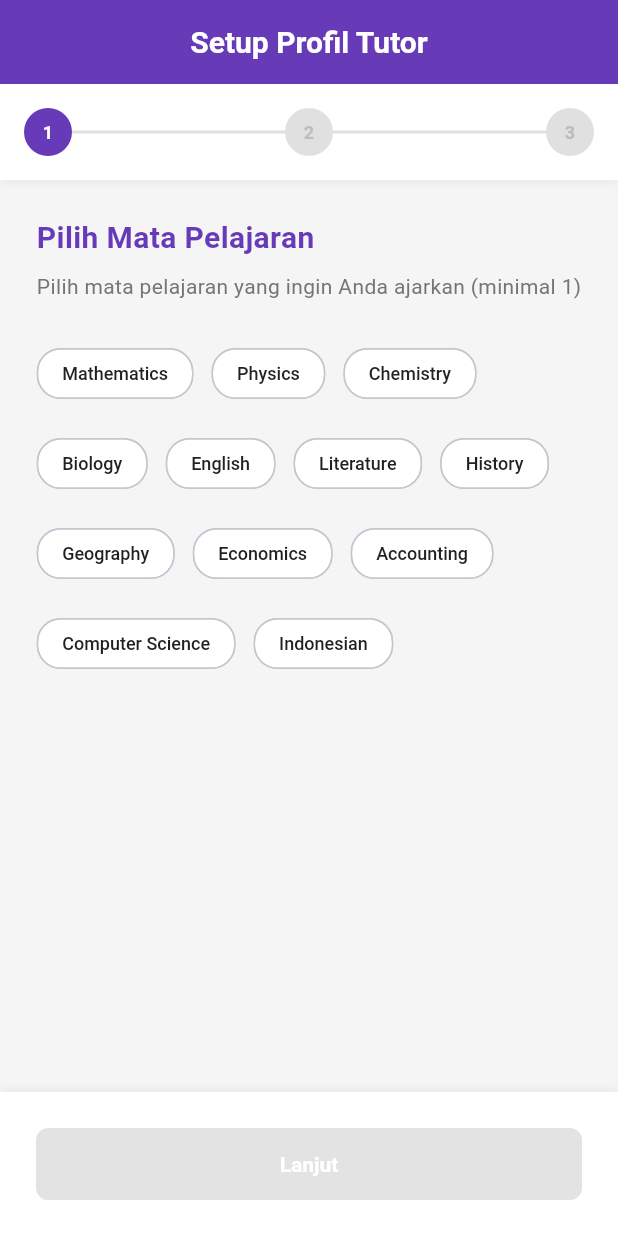
After one commit to Cogzzz/bimble_booking_app, a Flutter app: the TutorSetupPage screen opened directly, on a phone screen of 412 x 824 dp. The commit adds this screen. Run offline on Flutter 3.47's test engine with Material 3 defaults, Android fonts, the phone set to English and light mode, and no system bars; our stand-ins replace shared_preferences, supabase_flutter; accounts and stored records are empty; network calls fail.

Commit message:
tambahan page untuk tutor

```diff
--- /dev/null
+++ b/lib/pages/auth/tutor_setup_page.dart
@@ -0,0 +1,520 @@
+// pages/auth/tutor_setup_page.dart
+import 'package:flutter/material.dart';
+import 'package:provider/provider.dart';
+import '../../providers/auth_provider.dart';
+import '../../providers/tutor_provider.dart';
+import '../../core/theme.dart';
+import '../../core/constants.dart';
+import '../../core/validators.dart';
+import '../../widgets/common/custom_text_field.dart';
+import '../../widgets/common/custom_button.dart';
+import '../../widgets/common/loading_widget.dart';
+
+class TutorSetupPage extends StatefulWidget {
+  final VoidCallback? onSetupComplete; // Add this parameter
+
+  const TutorSetupPage({
+    Key? key,
+    this.onSetupComplete, // Add this parameter
+  }) : super(key: key);
+
+  @override
+  State<TutorSetupPage> createState() => _TutorSetupPageState();
+}
+
+class _TutorSetupPageState extends State<TutorSetupPage> {
+  final _formKey = GlobalKey<FormState>();
+  final _hourlyRateController = TextEditingController();
+  final _experienceController = TextEditingController();
+  final _bioController = TextEditingController();
+
+  List<String> _selectedSubjects = [];
+  bool _isLoading = false;
+  int _currentStep = 0;
+
+  @override
+  void dispose() {
+    _hourlyRateController.dispose();
+    _experienceController.dispose();
+    _bioController.dispose();
+    super.dispose();
+  }
+
+  void _nextStep() {
+    if (_currentStep < 2) {
+      setState(() {
+        _currentStep++;
+      });
+    } else {
+      _completeTutorSetup();
+    }
+  }
+
+  void _previousStep() {
+    if (_currentStep > 0) {
+      setState(() {
+        _currentStep--;
+      });
+    }
+  }
+
+  bool _canProceed() {
+    switch (_currentStep) {
+      case 0: // Subjects
+        return _selectedSubjects.isNotEmpty;
+      case 1: // Experience and Rate
+        return _experienceController.text.isNotEmpty &&
+               _hourlyRateController.text.isNotEmpty;
+      case 2: // Bio
+        return _bioController.text.trim().length >= 20;
+      default:
+        return false;
+    }
+  }
+
+  void _completeTutorSetup() async {
+    if (!_formKey.currentState!.validate()) return;
+    if (!_canProceed()) return;
+
+    setState(() {
+      _isLoading = true;
+    });
+
+    final authProvider = Provider.of<AuthProvider>(context, listen: false);
+    final tutorProvider = Provider.of<TutorProvider>(context, listen: false);
+
+    final success = await tutorProvider.createTutorProfile(
+      userId: authProvider.currentUser!.id,
+      subjects: _selectedSubjects.join(', '),
+      hourlyRate: int.parse(_hourlyRateController.text),
+      experience: int.parse(_experienceController.text),
+      bio: _bioController.text.trim(),
+    );
+
+    setState(() {
+      _isLoading = false;
+    });
+
+    if (success) {
+      // Show success message
+      ScaffoldMessenger.of(context).showSnackBar(
+        SnackBar(
+          content: Text('Profil tutor berhasil dibuat! Selamat datang!'),
+          backgroundColor: AppColors.success,
+          duration: Duration(seconds: 2),
+        ),
+      );
+
+      // Call the callback if provided
+      if (widget.onSetupComplete != null) {
+        widget.onSetupComplete!();
+      }
+    } else {
+      ScaffoldMessenger.of(context).showSnackBar(
+        SnackBar(
+          content: Text(tutorProvider.errorMessage ?? 'Gagal membuat profil tutor'),
+          backgroundColor: AppColors.error,
+        ),
+      );
+    }
+  }
+
+  @override
+  Widget build(BuildContext context) {
+    return Scaffold(
+      appBar: AppBar(
+        title: Text('Setup Profil Tutor'),
+        backgroundColor: AppColors.tutorColor,
+        automaticallyImplyLeading: false,
+      ),
+      body: _isLoading
+          ? const LoadingWidget()
+          : Column(
+              children: [
+                // Progress Indicator
+                _buildProgressIndicator(),
+
+                // Content
+                Expanded(
+                  child: SingleChildScrollView(
+                    padding: EdgeInsets.all(24),
+                    child: Form(
+                      key: _formKey,
+                      child: _buildCurrentStep(),
+                    ),
+                  ),
+                ),
+
+                // Navigation Buttons
+                _buildNavigationButtons(),
+              ],
+            ),
+    );
+  }
+
+  Widget _buildProgressIndicator() {
+    return Container(
+      padding: EdgeInsets.all(16),
+      decoration: BoxDecoration(
+        color: AppColors.surface,
+        boxShadow: [
+          BoxShadow(
+            color: AppColors.shadowLight,
+            blurRadius: 4,
+            offset: Offset(0, 2),
+          ),
+        ],
+      ),
+      child: Row(
+        children: [
+          for (int i = 0; i < 3; i++) ...[
+            _buildStepIndicator(
+              stepNumber: i + 1,
+              isActive: i == _currentStep,
+              isCompleted: i < _currentStep,
+            ),
+            if (i < 2)
+              Expanded(
+                child: Container(
+                  height: 2,
+                  color: i < _currentStep ? AppColors.tutorColor : AppColors.border,
+                ),
+              ),
+          ],
+        ],
+      ),
+    );
+  }
+
+  Widget _buildStepIndicator({
+    required int stepNumber,
+    required bool isActive,
+    required bool isCompleted,
+  }) {
+    return Container(
+      width: 32,
+      height: 32,
+      decoration: BoxDecoration(
+        shape: BoxShape.circle,
+        color: isCompleted || isActive ? AppColors.tutorColor : AppColors.border,
+      ),
+      child: Center(
+        child: isCompleted
+            ? Icon(Icons.check, color: AppColors.textWhite, size: 16)
+            : Text(
+                '$stepNumber',
+                style: AppTextStyles.labelMedium.copyWith(
+                  color: isActive ? AppColors.textWhite : AppColors.textHint,
+                  fontWeight: FontWeight.bold,
+                ),
+              ),
+      ),
+    );
+  }
+
+  Widget _buildCurrentStep() {
+    switch (_currentStep) {
+      case 0:
+        return _buildSubjectsStep();
+      case 1:
+        return _buildExperienceStep();
+      case 2:
+        return _buildBioStep();
+      default:
+        return Container();
+    }
+  }
+
+  Widget _buildSubjectsStep() {
+    return Column(
+      crossAxisAlignment: CrossAxisAlignment.start,
+      children: [
+        Text(
+          'Pilih Mata Pelajaran',
+          style: AppTextStyles.h4.copyWith(
+            color: AppColors.tutorColor,
+          ),
+        ),
+        SizedBox(height: 8),
+        Text(
+          'Pilih mata pelajaran yang ingin Anda ajarkan (minimal 1)',
+          style: AppTextStyles.bodyMedium.copyWith(
+            color: AppColors.textSecondary,
+          ),
+        ),
+        SizedBox(height: 24),
+
+        Wrap(
+          spacing: 12,
+          runSpacing: 12,
+          children: AppConstants.subjects.map((subject) {
+            final isSelected = _selectedSubjects.contains(subject);
+            return FilterChip(
+              label: Text(subject),
+              selected: isSelected,
+              onSelected: (selected) {
+                setState(() {
+                  if (selected) {
+                    _selectedSubjects.add(subject);
+                  } else {
+                    _selectedSubjects.remove(subject);
+                  }
+                });
+              },
+              backgroundColor: AppColors.surface,
+              selectedColor: AppColors.tutorColor.withOpacity(0.2),
+              checkmarkColor: AppColors.tutorColor,
+              labelStyle: TextStyle(
+                color: isSelected ? AppColors.tutorColor : AppColors.textPrimary,
+              ),
+            );
+          }).toList(),
+        ),
+
+        if (_selectedSubjects.isNotEmpty) ...[
+          SizedBox(height: 24),
+          Text(
+            'Mata pelajaran terpilih (${_selectedSubjects.length}):',
+            style: AppTextStyles.labelLarge,
+          ),
+          SizedBox(height: 8),
+          Wrap(
+            spacing: 8,
+            children: _selectedSubjects.map((subject) {
+              return Chip(
+                label: Text(subject),
+                backgroundColor: AppColors.tutorColor.withOpacity(0.1),
+                labelStyle: TextStyle(color: AppColors.tutorColor),
+                deleteIcon: Icon(Icons.close, size: 16),
+                onDeleted: () {
+                  setState(() {
+                    _selectedSubjects.remove(subject);
+                  });
+                },
+              );
+            }).toList(),
+          ),
+        ],
+      ],
+    );
+  }
+
+  Widget _buildExperienceStep() {
+    return Column(
+      crossAxisAlignment: CrossAxisAlignment.start,
+      children: [
+        Text(
+          'Pengalaman & Tarif',
+          style: AppTextStyles.h4.copyWith(
+            color: AppColors.tutorColor,
+          ),
+        ),
+        SizedBox(height: 8),
+        Text(
+          'Berikan informasi tentang pengalaman mengajar dan tarif per jam',
+          style: AppTextStyles.bodyMedium.copyWith(
+            color: AppColors.textSecondary,
+          ),
+        ),
+        SizedBox(height: 32),
+
+        CustomTextField(
+          controller: _experienceController,
+          label: 'Pengalaman Mengajar (Tahun)',
+          hintText: 'Contoh: 2',
+          prefixIcon: Icons.work_outline,
+          keyboardType: TextInputType.number,
+          validator: AppValidators.validateExperience,
+        ),
+
+        SizedBox(height: 20),
+
+        CustomTextField(
+          controller: _hourlyRateController,
+          label: 'Tarif per Jam (Rp)',
+          hintText: 'Contoh: 75000',
+          prefixIcon: Icons.payments_outlined,
+          keyboardType: TextInputType.number,
+          validator: AppValidators.validateHourlyRate,
+        ),
+
+        SizedBox(height: 16),
+
+        Container(
+          padding: EdgeInsets.all(16),
+          decoration: BoxDecoration(
+            color: AppColors.tutorColor.withOpacity(0.1),
+            borderRadius: BorderRadius.circular(12),
+            border: Border.all(color: AppColors.tutorColor.withOpacity(0.3)),
+          ),
+          child: Column(
+            crossAxisAlignment: CrossAxisAlignment.start,
+            children: [
+              Row(
+                children: [
+                  Icon(Icons.lightbulb_outline, color: AppColors.tutorColor),
+                  SizedBox(width: 8),
+                  Text(
+                    'Tips Menentukan Tarif',
+                    style: AppTextStyles.labelLarge.copyWith(
+                      color: AppColors.tutorColor,
+                    ),
+                  ),
+                ],
+              ),
+              SizedBox(height: 8),
+              Text(
+                '• Tutor baru: Rp 25.000 - 50.000/jam\n'
+                '• Berpengalaman 1-3 tahun: Rp 50.000 - 100.000/jam\n'
+                '• Berpengalaman >3 tahun: Rp 100.000 - 200.000/jam',
+                style: AppTextStyles.bodySmall.copyWith(
+                  color: AppColors.tutorColor,
+                ),
+              ),
+            ],
+          ),
+        ),
+      ],
+    );
+  }
+
+  Widget _buildBioStep() {
+    return Column(
+      crossAxisAlignment: CrossAxisAlignment.start,
+      children: [
+        Text(
+          'Perkenalkan Diri Anda',
+          style: AppTextStyles.h4.copyWith(
+            color: AppColors.tutorColor,
+          ),
+        ),
+        SizedBox(height: 8),
+        Text(
+          'Tulis bio yang menarik untuk menarik perhatian siswa',
+          style: AppTextStyles.bodyMedium.copyWith(
+            color: AppColors.textSecondary,
+          ),
+        ),
+        SizedBox(height: 32),
+
+        CustomTextField(
+          controller: _bioController,
+          label: 'Bio/Deskripsi Diri',
+          hintText: 'Ceritakan tentang diri Anda, metode mengajar, dan hal menarik lainnya...',
+          maxLines: 6,
+          validator: AppValidators.validateBio,
+          onChanged: (value) {
+            setState(() {
+              // Trigger rebuild to update character count
+            });
+          },
+        ),
+
+        SizedBox(height: 8),
+
+        Row(
+          mainAxisAlignment: MainAxisAlignment.spaceBetween,
+          children: [
+            Text(
+              '${_bioController.text.length}/500 karakter',
+              style: AppTextStyles.bodySmall.copyWith(
+                color: _bioController.text.length >= 20
+                    ? AppColors.success
+                    : AppColors.textHint,
+              ),
+            ),
+            Text(
+              'Minimal 20 karakter',
+              style: AppTextStyles.bodySmall.copyWith(
+                color: _bioController.text.length >= 20
+                    ? AppColors.success
+                    : AppColors.warning,
+              ),
+            ),
+          ],
+        ),
+
+        SizedBox(height: 24),
+
+        Container(
+          padding: EdgeInsets.all(16),
+          decoration: BoxDecoration(
+            color: AppColors.info.withOpacity(0.1),
+            borderRadius: BorderRadius.circular(12),
+            border: Border.all(color: AppColors.info.withOpacity(0.3)),
+          ),
+          child: Column(
+            crossAxisAlignment: CrossAxisAlignment.start,
+            children: [
+              Row(
+                children: [
+                  Icon(Icons.tips_and_updates, color: AppColors.info),
+                  SizedBox(width: 8),
+                  Text(
+                    'Tips Bio yang Menarik',
+                    style: AppTextStyles.labelLarge.copyWith(
+                      color: AppColors.info,
+                    ),
+                  ),
+                ],
+              ),
+              SizedBox(height: 8),
+              Text(
+                '• Sebutkan latar belakang pendidikan\n'
+                '• Jelaskan metode mengajar yang unik\n'
+                '• Tambahkan prestasi atau sertifikat\n'
+                '• Gunakan bahasa yang ramah dan profesional',
+                style: AppTextStyles.bodySmall.copyWith(
+                  color: AppColors.info,
+                ),
+              ),
+            ],
+          ),
+        ),
+      ],
+    );
+  }
+
+  Widget _buildNavigationButtons() {
+    return Container(
+      padding: EdgeInsets.all(24),
+      decoration: BoxDecoration(
+        color: AppColors.surface,
+        boxShadow: [
+          BoxShadow(
+            color: AppColors.shadowLight,
+            blurRadius: 4,
+            offset: Offset(0, -2),
+          ),
+        ],
+      ),
+      child: Row(
+        children: [
+          if (_currentStep > 0)
+            Expanded(
+              child: OutlinedButton(
+                onPressed: _isLoading ? null : _previousStep,
+                style: OutlinedButton.styleFrom(
+                  foregroundColor: AppColors.tutorColor,
+                  side: BorderSide(color: AppColors.tutorColor),
+                ),
+                child: Text('Kembali'),
+              ),
+            ),
+
+          if (_currentStep > 0) SizedBox(width: 12),
+
+          Expanded(
+            flex: _currentStep == 0 ? 1 : 1,
+            child: CustomButton(
+              text: _currentStep == 2 ? 'Selesai Setup' : 'Lanjut',
+              onPressed: _canProceed() && !_isLoading ? _nextStep : null,
+              backgroundColor: AppColors.tutorColor,
+              isLoading: _isLoading && _currentStep == 2,
+            ),
+          ),
+        ],
+      ),
+    );
+  }
+}
--- a/lib/pages/student/student_home_page.dart
+++ b/lib/pages/student/student_home_page.dart
@@ -250,10 +250,10 @@ class _StudentHomePageState extends State<StudentHomePage> {
                                   vertical: 4,
                                 ),
                                 decoration: BoxDecoration(
-                                  color: AppColors.secondary.withOpacity(0.2),
+                                  color: AppColors.secondary,
                                   borderRadius: BorderRadius.circular(12),
                                   border: Border.all(
-                                    color: AppColors.secondary.withOpacity(0.3),
+                                    color: AppColors.secondary,
                                   ),
                                 ),
                                 child: Text(
--- a/pubspec.yaml
+++ b/pubspec.yaml
@@ -37,6 +37,7 @@ dependencies:
   intl: ^0.20.2
   supabase_flutter: ^2.9.1
   provider: ^6.1.5
+  shared_preferences: ^2.5.3
 
 dev_dependencies:
   flutter_test:
```
Also changed, not shown: lib/pages/auth/register_page.dart (+21 -6 lines), lib/pages/shared/main_navigation.dart (+19 -3 lines), lib/providers/auth_provider.dart (+52 -0 lines), lib/providers/tutor_provider.dart (+41 -14 lines), lib/services/auth_service.dart (+14 -1 lines), pubspec.lock.
